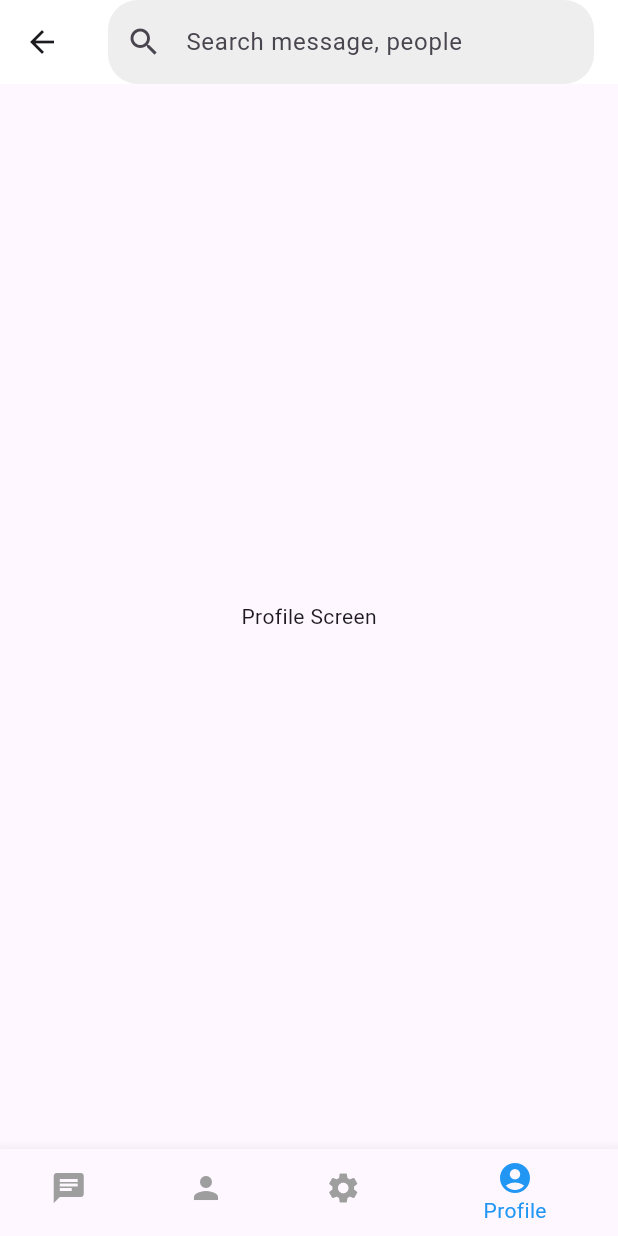
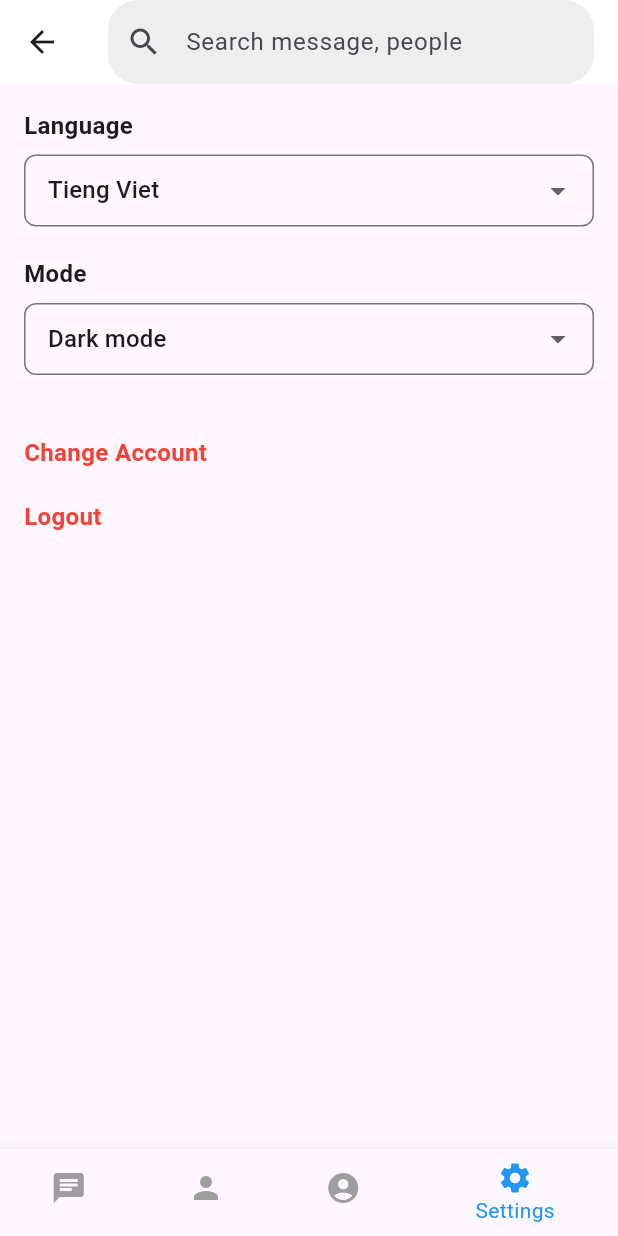
Before and after one commit to Dlhuutien/CNM_moblie, a Flutter app: the MainScreen screen opened by its route, item 4 of the bottom bar chosen, on a phone screen of 412 x 824 dp. Run offline on Flutter 3.47's test engine with Material 3 defaults, Android fonts, the phone set to English and light mode, and no system bars; network calls fail.

Commit message:
complete setting, chat with 1 person

```diff
--- a/chating_app/lib/screens/main_screen.dart
+++ b/chating_app/lib/screens/main_screen.dart
@@ -1,4 +1,6 @@
 import 'package:flutter/material.dart';
+import 'chat_screen.dart';
+import 'setting_screen.dart';
 
 class MainScreen extends StatefulWidget {
   const MainScreen({super.key});
@@ -12,10 +14,10 @@ class _MainScreenState extends State<MainScreen> { // Sửa tên lớp
 
   // List of screens for each tab
   final List<Widget> screens = [
-    Center(child: Text("Chat Screen")),
+    const ChatScreen(),
     Center(child: Text("Contacts Screen")),
-    Center(child: Text("Settings Screen")),
     Center(child: Text("Profile Screen")),
+    const SettingsScreen(),
   ];
 
   @override
@@ -51,8 +53,8 @@ class _MainScreenState extends State<MainScreen> { // Sửa tên lớp
         items: const [
           BottomNavigationBarItem(icon: Icon(Icons.chat), label: "Chat"),
           BottomNavigationBarItem(icon: Icon(Icons.person), label: "Contacts"),
+          BottomNavigationBarItem(icon: Icon(Icons.account_circle), label: "Profile"),
           BottomNavigationBarItem(icon: Icon(Icons.settings), label: "Settings"),
-          BottomNavigationBarItem(icon: Icon(Icons.account_circle), label: "Profile"),
         ],
         backgroundColor: Colors.white,
         selectedItemColor: Colors.blue,
--- /dev/null
+++ b/chating_app/lib/screens/setting_screen.dart
@@ -0,0 +1,107 @@
+import 'package:flutter/material.dart';
+
+class SettingsScreen extends StatelessWidget {
+  const SettingsScreen({super.key});
+
+  @override
+  Widget build(BuildContext context) {
+    return SingleChildScrollView(
+      child: Padding(
+        padding: const EdgeInsets.all(16.0),
+        child: Column(
+          crossAxisAlignment: CrossAxisAlignment.start,
+          children: [
+            // Language Setting
+            _buildDropdownSetting(
+              title: "Language",
+              currentValue: "Tieng Viet",
+              items: ["Tieng Viet", "English"],
+            ),
+
+            const SizedBox(height: 20),
+
+            // Mode Setting
+            _buildDropdownSetting(
+              title: "Mode",
+              currentValue: "Dark mode",
+              items: ["Light mode", "Dark mode"],
+            ),
+
+            const SizedBox(height: 40),
+
+            // Change Account
+            GestureDetector(
+              onTap: () {
+                // Thêm logic xử lý khi nhấn vào "Change Account"
+              },
+              child: const Text(
+                "Change Account",
+                style: TextStyle(
+                  color: Colors.red,
+                  fontSize: 16,
+                  fontWeight: FontWeight.bold,
+                ),
+              ),
+            ),
+
+            const SizedBox(height: 20),
+
+            // Logout
+            GestureDetector(
+              onTap: () {
+                // Thêm logic xử lý khi nhấn vào "Logout"
+              },
+              child: const Text(
+                "Logout",
+                style: TextStyle(
+                  color: Colors.red,
+                  fontSize: 16,
+                  fontWeight: FontWeight.bold,
+                ),
+              ),
+            ),
+          ],
+        ),
+      ),
+    );
+  }
+
+  // Widget để tạo phần cài đặt có Dropdown
+  Widget _buildDropdownSetting({
+    required String title,
+    required String currentValue,
+    required List<String> items,
+  }) {
+    return Column(
+      crossAxisAlignment: CrossAxisAlignment.start,
+      children: [
+        Text(
+          title,
+          style: const TextStyle(
+            fontSize: 16,
+            fontWeight: FontWeight.bold,
+          ),
+        ),
+        const SizedBox(height: 8),
+        DropdownButtonFormField<String>(
+          value: currentValue,
+          onChanged: (value) {
+            // Thêm logic xử lý khi chọn giá trị khác
+          },
+          decoration: InputDecoration(
+            border: OutlineInputBorder(
+              borderRadius: BorderRadius.circular(8),
+            ),
+            contentPadding: const EdgeInsets.symmetric(horizontal: 12),
+          ),
+          items: items
+              .map((item) => DropdownMenuItem(
+            value: item,
+            child: Text(item),
+          ))
+              .toList(),
+        ),
+      ],
+    );
+  }
+}
```
Also changed, not shown: chating_app/lib/screens/chat_card.dart (deleted, +0 -41 lines), chating_app/lib/screens/chat_detail_screen.dart (added, +121 -0 lines), chating_app/lib/screens/chat_profile_screen.dart (added, +124 -0 lines), chating_app/lib/screens/chat_screen.dart (added, +122 -0 lines).
